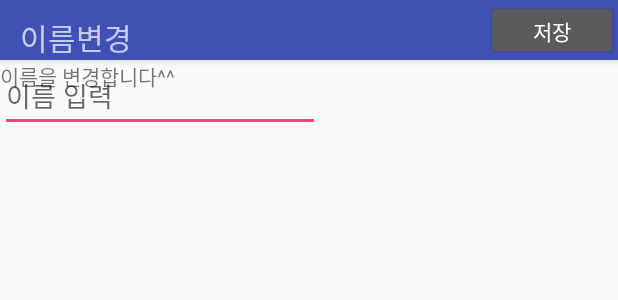
After one commit to jhmocu/And_Chatting_Game, an Android app: the layout activity_long__click_name__update.xml on its own in the app's theme, with its tools: preview values and no code run, on a phone screen of 412 x 824 dp. The commit adds this screen. Shown: the top 300 px of the screen. Run offline under Robolectric (Android 15) with nearby library versions, the phone set to English and light mode, and no system bars.

Commit message:
Long_Click_Update_xml 만 기능은 아직 ㅋㅋ

```diff
--- a/app/src/main/AndroidManifest.xml
+++ b/app/src/main/AndroidManifest.xml
@@ -26,6 +26,10 @@
         <activity
             android:name=".Profile_My_info"
             android:label="@string/title_activity_profile__my_info"
+            android:theme="@style/AppTheme.NoActionBar" />
+        <activity
+            android:name=".Long_Click_name_Update"
+            android:label="@string/title_activity_long__click_name__update"
             android:theme="@style/AppTheme.NoActionBar"></activity>
     </application>
 
--- /dev/null
+++ b/app/src/main/java/edu/android/chatting_game/Long_Click_name_Update.java
@@ -0,0 +1,29 @@
+package edu.android.chatting_game;
+
+import android.os.Bundle;
+import android.support.design.widget.FloatingActionButton;
+import android.support.design.widget.Snackbar;
+import android.support.v7.app.AppCompatActivity;
+import android.support.v7.widget.Toolbar;
+import android.view.View;
+
+public class Long_Click_name_Update extends AppCompatActivity {
+
+    @Override
+    protected void onCreate(Bundle savedInstanceState) {
+        super.onCreate(savedInstanceState);
+        setContentView(R.layout.activity_long__click_name__update);
+        Toolbar toolbar = (Toolbar) findViewById(R.id.toolbar);
+        setSupportActionBar(toolbar);
+
+        FloatingActionButton fab = (FloatingActionButton) findViewById(R.id.fab);
+        fab.setOnClickListener(new View.OnClickListener() {
+            @Override
+            public void onClick(View view) {
+                Snackbar.make(view, "Replace with your own action", Snackbar.LENGTH_LONG)
+                        .setAction("Action", null).show();
+            }
+        });
+    }
+
+}
--- a/app/src/main/java/edu/android/chatting_game/RecyclerViewFriendsFragment.java
+++ b/app/src/main/java/edu/android/chatting_game/RecyclerViewFriendsFragment.java
@@ -20,13 +20,14 @@ import java.util.ArrayList;
  * A simple {@link Fragment} subclass.
  */
 public class RecyclerViewFriendsFragment
-        extends Fragment {
+        extends Fragment implements LongClick_Fragment.onItemSelectedListener{
 //        implements LongClick_Fragment.onItemSelectedListener {
 
 //    public static final String KEY_EXTRA_INDEX = "key_extra";
 
     private RecyclerView recyclerView;
     private ArrayList<Friend> list;
+
 
     class FriendViewHolder
             extends RecyclerView.ViewHolder {
@@ -62,6 +63,22 @@ public class RecyclerViewFriendsFragment
             });
         }
     } // end class FriendViewHolder
+    @Override
+    public void itemSelected(int which) {
+        switch (which){
+            case 0:
+                nameUpdate();
+                break;
+            case 1:
+
+                break;
+        }
+
+    }
+    private void nameUpdate(){
+
+    }
+
 
     class FriendAdapter
             extends RecyclerView.Adapter<FriendViewHolder> {
--- /dev/null
+++ b/app/src/main/res/layout/activity_long__click_name__update.xml
@@ -0,0 +1,48 @@
+<?xml version="1.0" encoding="utf-8"?>
+<android.support.design.widget.CoordinatorLayout xmlns:android="http://schemas.android.com/apk/res/android"
+    xmlns:app="http://schemas.android.com/apk/res-auto"
+    xmlns:tools="http://schemas.android.com/tools"
+    android:layout_width="match_parent"
+    android:layout_height="match_parent"
+    tools:context="edu.android.chatting_game.Long_Click_name_Update">
+
+    <android.support.design.widget.AppBarLayout
+        android:layout_width="match_parent"
+        android:layout_height="40dp"
+        android:theme="@style/AppTheme.AppBarOverlay">
+
+
+        <RelativeLayout
+            android:layout_width="match_parent"
+            android:layout_height="match_parent">
+
+            <Button
+                android:id="@+id/button"
+                android:layout_width="wrap_content"
+                android:layout_height="wrap_content"
+                android:layout_alignBottom="@+id/textView"
+                android:layout_alignParentEnd="true"
+                android:layout_alignParentRight="true"
+                android:layout_weight="1"
+                android:text="저장" />
+
+            <TextView
+                android:id="@+id/textView"
+                android:layout_width="wrap_content"
+                android:layout_height="wrap_content"
+                android:layout_alignParentLeft="true"
+                android:layout_alignParentStart="true"
+                android:layout_alignParentTop="true"
+                android:layout_marginLeft="13dp"
+                android:layout_marginStart="13dp"
+                android:layout_marginTop="10dp"
+                android:layout_weight="1"
+                android:text="이름변경"
+                android:textSize="20sp" />
+
+        </RelativeLayout>
+    </android.support.design.widget.AppBarLayout>
+
+    <include layout="@layout/content_long__click_name__update" />
+
+</android.support.design.widget.CoordinatorLayout>
--- /dev/null
+++ b/app/src/main/res/layout/content_long__click_name__update.xml
@@ -0,0 +1,28 @@
+<?xml version="1.0" encoding="utf-8"?>
+<android.support.constraint.ConstraintLayout xmlns:android="http://schemas.android.com/apk/res/android"
+    xmlns:app="http://schemas.android.com/apk/res-auto"
+    xmlns:tools="http://schemas.android.com/tools"
+    android:layout_width="match_parent"
+    android:layout_height="match_parent"
+    app:layout_behavior="@string/appbar_scrolling_view_behavior"
+    tools:context="edu.android.chatting_game.Long_Click_name_Update"
+    tools:showIn="@layout/activity_long__click_name__update">
+
+    <TextView
+        android:id="@+id/Name"
+        android:layout_width="wrap_content"
+        android:layout_height="wrap_content"
+        android:text="이름을 변경합니다^^"
+        tools:layout_editor_absoluteX="16dp"
+        tools:layout_editor_absoluteY="16dp" />
+
+    <EditText
+        android:id="@+id/editName"
+        android:layout_width="wrap_content"
+        android:layout_height="wrap_content"
+        android:ems="10"
+        android:inputType="textPersonName"
+        android:hint="이름 입력"
+        tools:layout_editor_absoluteX="16dp"
+        tools:layout_editor_absoluteY="56dp" />
+</android.support.constraint.ConstraintLayout>
--- a/app/src/main/res/values/strings.xml
+++ b/app/src/main/res/values/strings.xml
@@ -12,4 +12,5 @@
     </string-array>
     <string name="title_activity_profile_info">Profile_info</string>
     <string name="title_activity_profile__my_info">Profile_My_info</string>
+    <string name="title_activity_long__click_name__update">Long_Click_name_Update</string>
 </resources>
```
